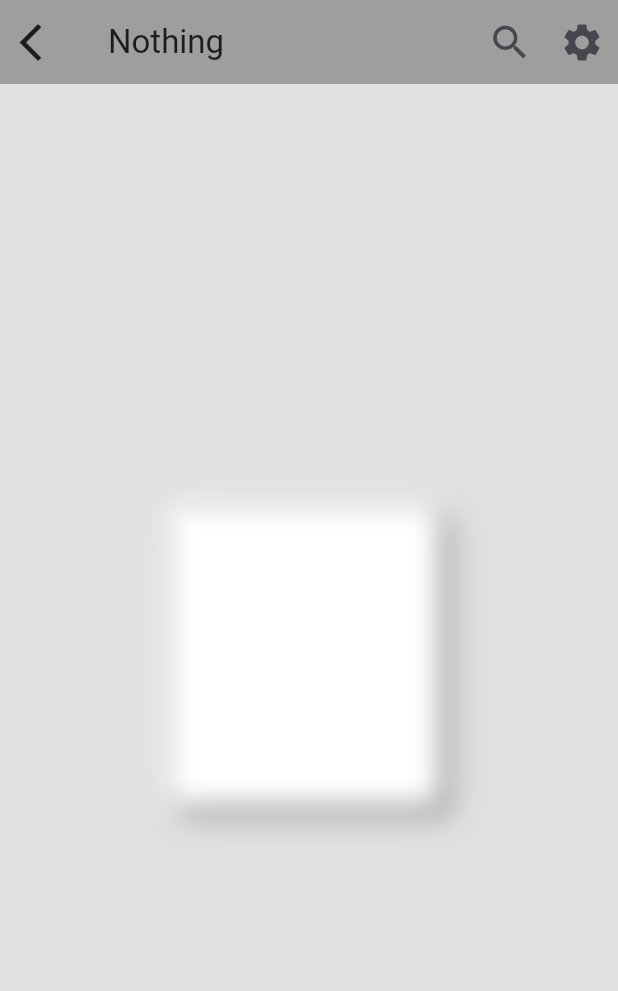
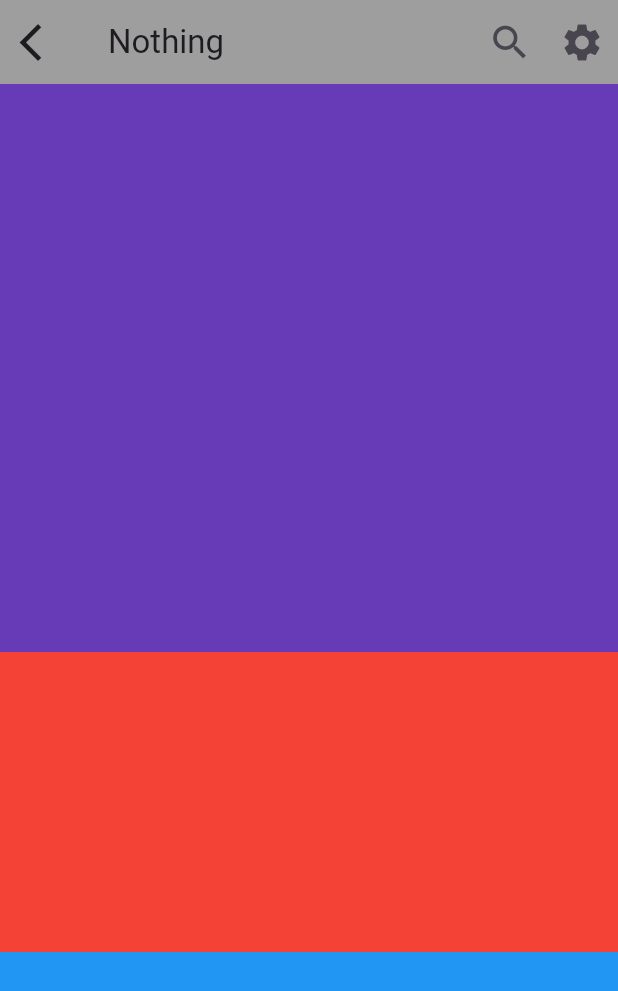
Before and after one commit to saoumiftesham/Pratice, a Flutter app: the screen it shows after launch, on a phone screen of 412 x 824 dp. Shown: the top 991 px of the screen. Run offline on Flutter 3.47's test engine with Material 3 defaults, Android fonts, the phone set to English and light mode, and no system bars.

Commit message:
Initial Commit. Expended Container.

```diff
--- a/lib/body.dart
+++ b/lib/body.dart
@@ -5,26 +5,24 @@ class Body extends StatelessWidget {
 
   @override
   Widget build(BuildContext context) {
-    return  Center(
-      child: Container(
-        height: 200,
-        width: 180,
-        decoration: BoxDecoration(
-          borderRadius: BorderRadius.circular(10),
-          boxShadow:[
-            BoxShadow(
-              color: Colors.grey.shade500,
-              offset: Offset(4.0, 4.0),
-              blurRadius: 15.0,
-              spreadRadius: 1.0),
-            BoxShadow(
-              color: Colors.white,
-              offset: Offset(-4.0, -4.0),
-              blurRadius: 15.0,
-              spreadRadius: 1.0),
-          ],
+    return Column(
+      children: [
+        Expanded(
+          flex: 2,
+          child: Container(
+            color: Colors.deepPurple,
+          ),
         ),
-      ),
+        Container(
+          height: 200,
+          color: Colors.red,
+        ),
+        Expanded(
+          child: Container(
+            color: Colors.blue,
+          ),
+        )
+      ],
     );
   }
 }
```
